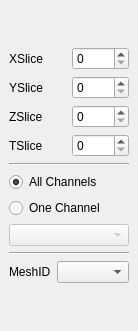
Qt form branches/GoFigure2Beta/Code/GUI/lib/VisualizationDockWidget.ui (gofigure2/GoFigure2) before a commit.
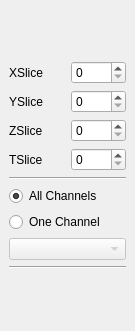
The same form after that commit.

What changed in the file:
```diff
--- a/branches/GoFigure2Beta/Code/GUI/lib/VisualizationDockWidget.ui
+++ b/branches/GoFigure2Beta/Code/GUI/lib/VisualizationDockWidget.ui
@@ -144,20 +144,6 @@
           </property>
          </widget>
         </item>
-        <item>
-         <layout class="QHBoxLayout" name="horizontalLayout">
-          <item>
-           <widget class="QLabel" name="CollectionIDLbl">
-            <property name="text">
-             <string>MeshID</string>
-            </property>
-           </widget>
-          </item>
-          <item>
-           <widget class="QComboBox" name="CollectionIDBox"/>
-          </item>
-         </layout>
-        </item>
        </layout>
       </item>
      </layout>
```
